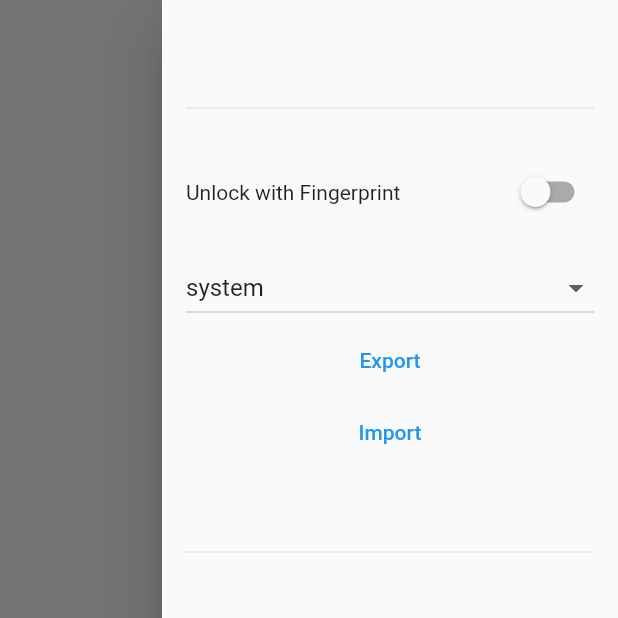
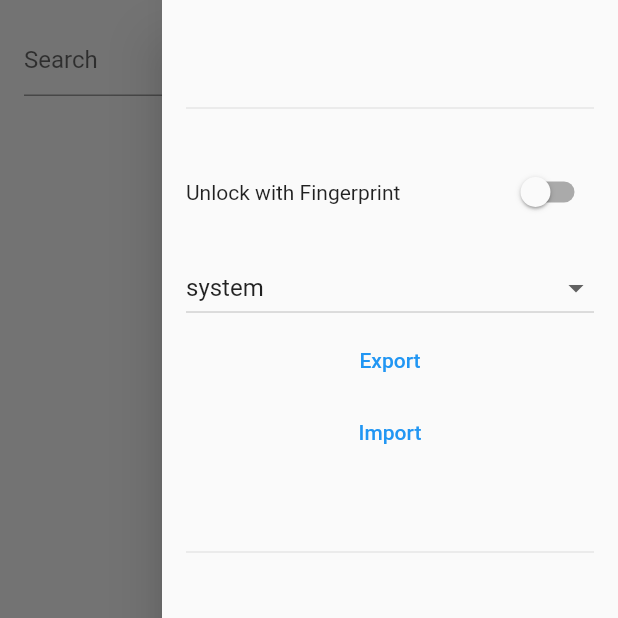
Before and after one commit to Harits19/my_password_app, a Flutter app: the HomePage screen opened directly, with the side drawer open, on a phone screen of 412 x 824 dp, the top half of it. Run offline on Flutter 3.47's test engine with Material 2 defaults, Android fonts, the phone set to English and light mode, and no system bars; our stand-ins replace file_picker, flutter_riverpod, local_auth, share_plus, shared_preferences; missing offline and left inert: clipboard, encrypt; accounts and stored records are empty.

Commit message:
add search

```diff
--- a/lib/ui/pages/home/home_page.dart
+++ b/lib/ui/pages/home/home_page.dart
@@ -14,9 +14,21 @@ class HomePage extends ConsumerStatefulWidget {
 }
 
 class _HomeV2PageState extends ConsumerState<HomePage> {
+  String search = '';
+
   @override
   Widget build(BuildContext context) {
     final passwordWatch = ref.watch(passwordProvider);
+
+    final resultSearch = passwordWatch.where((element) {
+      final combineString =
+          '${element.email ?? ''} ${element.name ?? ''} ${element.note}';
+      return combineString.toLowerCase().contains(search.toLowerCase());
+    });
+
+    final showedList =
+        (search.isNotEmpty ? resultSearch : passwordWatch).toList();
+
     return Scaffold(
       floatingActionButton: FloatingButtonView(),
       endDrawer: DrawerView(),
@@ -24,14 +36,26 @@ class _HomeV2PageState extends ConsumerState<HomePage> {
         child: ListView(
           padding: EdgeInsets.all(KSize.s16),
           children: [
+            TextField(
+              decoration: InputDecoration(
+                hintText: 'Search',
+              ),
+              onChanged: (value) {
+                search = value;
+                setState(() {});
+              },
+            ),
+            SizedBox(
+              height: KSize.s16,
+            ),
             ...List.generate(
-              passwordWatch.length,
+              showedList.length,
               (index) {
                 return Padding(
-                  key: ObjectKey(passwordWatch[index]),
+                  key: ObjectKey(showedList[index]),
                   padding: const EdgeInsets.symmetric(vertical: KSize.s4),
                   child: PasswordView(
-                    passwordModel: passwordWatch[index],
+                    passwordModel: showedList[index],
                     index: index,
                   ),
                 );
```
